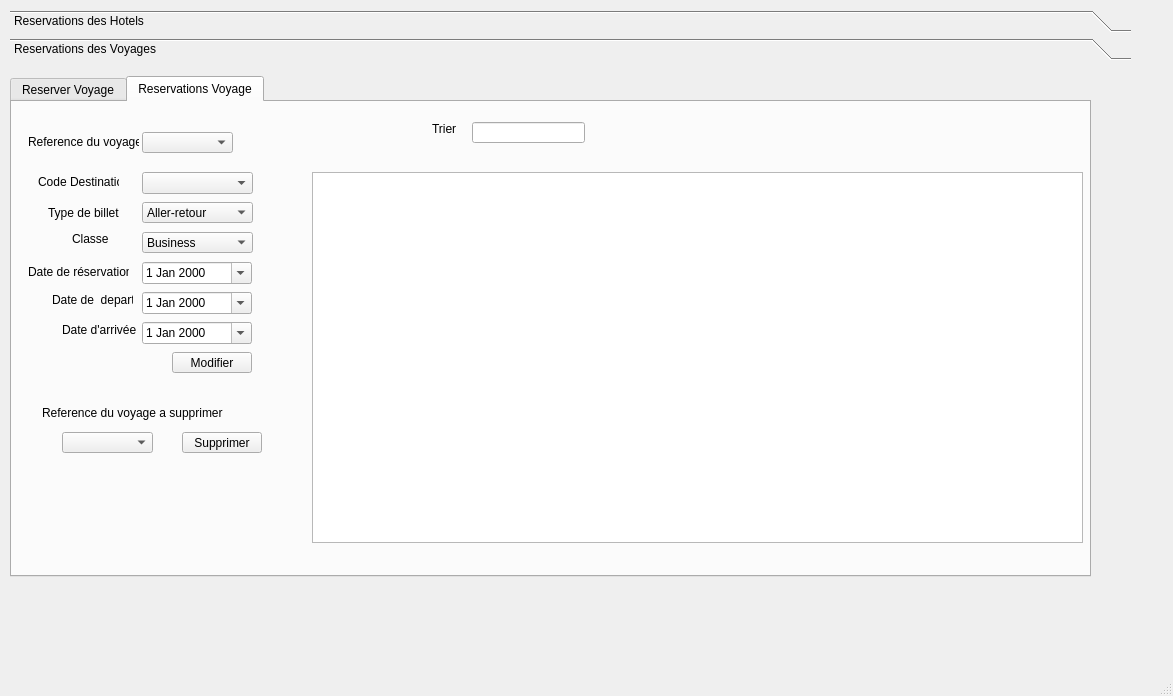
Before: the Qt Designer form mainwindow.ui in BENJOU98/c-Qt, drawn with Qt 5.
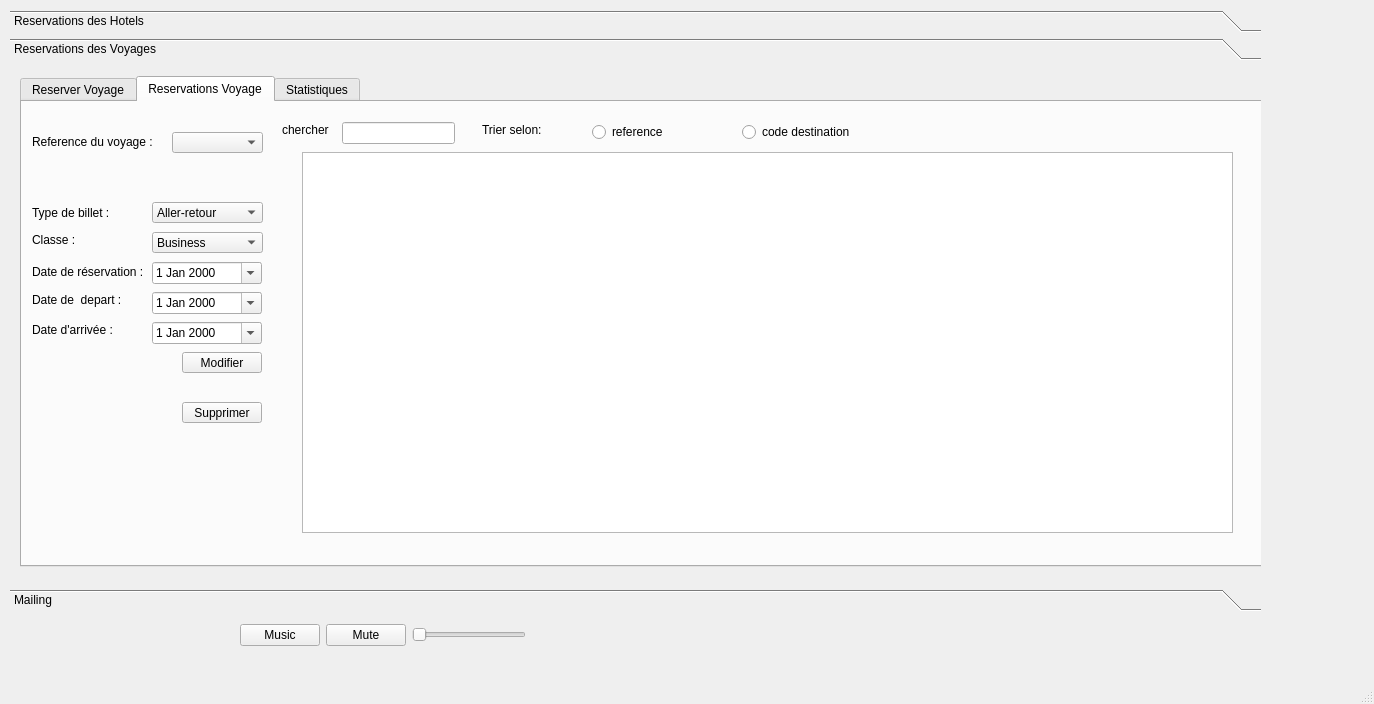
After: the same form once the commit is applied. The open tabs and pages were chosen to show the change. Icons and pictures are not drawn.

Diff of the .ui file:
```diff
--- a/mainwindow.ui
+++ b/mainwindow.ui
@@ -6,23 +6,33 @@
    <rect>
     <x>0</x>
     <y>0</y>
-    <width>1173</width>
-    <height>696</height>
+    <width>1374</width>
+    <height>704</height>
    </rect>
   </property>
   <property name="windowTitle">
    <string>MainWindow</string>
   </property>
+  <property name="styleSheet">
+   <string notr="true">MainWindow
+{
+Background-image :url(:/img/imgae.jpg)
+
+}</string>
+  </property>
   <widget class="QWidget" name="centralwidget">
    <widget class="QToolBox" name="toolBox">
     <property name="geometry">
      <rect>
       <x>10</x>
       <y>10</y>
-      <width>1121</width>
-      <height>641</height>
+      <width>1251</width>
+      <height>601</height>
      </rect>
     </property>
+    <property name="styleSheet">
+     <string notr="true"/>
+    </property>
     <property name="currentIndex">
      <number>1</number>
     </property>
@@ -458,8 +468,8 @@
       <rect>
        <x>0</x>
        <y>0</y>
-       <width>1121</width>
-       <height>579</height>
+       <width>1251</width>
+       <height>508</height>
       </rect>
      </property>
      <attribute name="label">
@@ -468,10 +478,10 @@
      <widget class="QTabWidget" name="tabWidget">
       <property name="geometry">
        <rect>
-        <x>0</x>
+        <x>10</x>
         <y>10</y>
-        <width>1081</width>
-        <height>501</height>
+        <width>1321</width>
+        <height>491</height>
        </rect>
       </property>
       <property name="currentIndex">
@@ -724,40 +734,30 @@
        <widget class="QTableView" name="tabresvoyage">
         <property name="geometry">
          <rect>
-          <x>300</x>
-          <y>70</y>
-          <width>771</width>
-          <height>371</height>
+          <x>280</x>
+          <y>50</y>
+          <width>931</width>
+          <height>381</height>
          </rect>
         </property>
        </widget>
        <widget class="QLabel" name="label_14">
         <property name="geometry">
          <rect>
-          <x>420</x>
-          <y>20</y>
-          <width>47</width>
-          <height>13</height>
-         </rect>
-        </property>
-        <property name="text">
-         <string>Trier</string>
-        </property>
-       </widget>
-       <widget class="QLineEdit" name="chercher_trier_rv">
-        <property name="geometry">
-         <rect>
           <x>460</x>
           <y>20</y>
-          <width>113</width>
-          <height>21</height>
+          <width>81</width>
+          <height>16</height>
          </rect>
         </property>
+        <property name="text">
+         <string>Trier selon:</string>
+        </property>
        </widget>
        <widget class="QComboBox" name="reference_voyage_combo">
         <property name="geometry">
          <rect>
-          <x>130</x>
+          <x>150</x>
           <y>30</y>
           <width>91</width>
           <height>21</height>
@@ -767,66 +767,40 @@
        <widget class="QLabel" name="label_22">
         <property name="geometry">
          <rect>
-          <x>16</x>
+          <x>10</x>
           <y>30</y>
-          <width>111</width>
+          <width>131</width>
           <height>20</height>
          </rect>
         </property>
         <property name="text">
-         <string>Reference du voyage</string>
-        </property>
-       </widget>
-       <widget class="QLabel" name="label_26">
-        <property name="geometry">
-         <rect>
-          <x>26</x>
-          <y>70</y>
-          <width>81</width>
-          <height>20</height>
-         </rect>
-        </property>
-        <property name="text">
-         <string>Code Destination</string>
-        </property>
-       </widget>
-       <widget class="QComboBox" name="codedestination_rv_modif">
-        <property name="geometry">
-         <rect>
-          <x>130</x>
-          <y>70</y>
-          <width>111</width>
-          <height>22</height>
-         </rect>
-        </property>
-        <property name="currentText">
-         <string/>
+         <string>Reference du voyage :</string>
         </property>
        </widget>
        <widget class="QLabel" name="label_27">
         <property name="geometry">
          <rect>
-          <x>36</x>
+          <x>10</x>
           <y>100</y>
-          <width>71</width>
+          <width>91</width>
           <height>21</height>
          </rect>
         </property>
         <property name="text">
-         <string>Type de billet</string>
+         <string>Type de billet :</string>
         </property>
        </widget>
        <widget class="QLabel" name="label_28">
         <property name="geometry">
          <rect>
-          <x>60</x>
+          <x>10</x>
           <y>130</y>
-          <width>47</width>
-          <height>13</height>
+          <width>71</width>
+          <height>16</height>
          </rect>
         </property>
         <property name="text">
-         <string>Classe</string>
+         <string>Classe :</string>
         </property>
        </widget>
        <widget class="QComboBox" name="typebillet_rv_modif">
@@ -907,27 +881,27 @@
        <widget class="QLabel" name="label_29">
         <property name="geometry">
          <rect>
-          <x>40</x>
+          <x>10</x>
           <y>190</y>
-          <width>81</width>
+          <width>101</width>
           <height>16</height>
          </rect>
         </property>
         <property name="text">
-         <string>Date de  depart</string>
+         <string>Date de  depart :</string>
         </property>
        </widget>
        <widget class="QLabel" name="label_30">
         <property name="geometry">
          <rect>
-          <x>16</x>
+          <x>10</x>
           <y>160</y>
-          <width>101</width>
+          <width>121</width>
           <height>20</height>
          </rect>
         </property>
         <property name="text">
-         <string>Date de réservation</string>
+         <string>Date de réservation :</string>
         </property>
        </widget>
        <widget class="QDateEdit" name="datearrivee_rv_modif">
@@ -946,14 +920,14 @@
        <widget class="QLabel" name="label_31">
         <property name="geometry">
          <rect>
-          <x>50</x>
+          <x>10</x>
           <y>220</y>
-          <width>81</width>
+          <width>101</width>
           <height>16</height>
          </rect>
         </property>
         <property name="text">
-         <string>Date d'arrivée</string>
+         <string>Date d'arrivée :</string>
         </property>
        </widget>
        <widget class="QPushButton" name="rv_modifier">
@@ -969,11 +943,11 @@
          <string>Modifier</string>
         </property>
        </widget>
-       <widget class="QPushButton" name="pushButton">
+       <widget class="QPushButton" name="supprimer_rv">
         <property name="geometry">
          <rect>
-          <x>170</x>
-          <y>330</y>
+          <x>160</x>
+          <y>300</y>
           <width>80</width>
           <height>21</height>
          </rect>
@@ -982,32 +956,265 @@
          <string>Supprimer</string>
         </property>
        </widget>
-       <widget class="QComboBox" name="referencevoyage_supprimer">
+       <widget class="QRadioButton" name="radioButton">
         <property name="geometry">
          <rect>
-          <x>50</x>
-          <y>330</y>
-          <width>91</width>
-          <height>21</height>
+          <x>570</x>
+          <y>20</y>
+          <width>95</width>
+          <height>20</height>
          </rect>
         </property>
+        <property name="text">
+         <string>reference</string>
+        </property>
        </widget>
-       <widget class="QLabel" name="label_32">
+       <widget class="QRadioButton" name="radioButton_2">
         <property name="geometry">
          <rect>
-          <x>30</x>
-          <y>300</y>
-          <width>221</width>
-          <height>21</height>
+          <x>720</x>
+          <y>20</y>
+          <width>121</width>
+          <height>20</height>
          </rect>
         </property>
         <property name="text">
-         <string>Reference du voyage a supprimer</string>
+         <string>code destination</string>
         </property>
        </widget>
+       <widget class="QLabel" name="label_34">
+        <property name="geometry">
+         <rect>
+          <x>260</x>
+          <y>20</y>
+          <width>55</width>
+          <height>16</height>
+         </rect>
+        </property>
+        <property name="text">
+         <string>chercher </string>
+        </property>
+       </widget>
+       <widget class="QLineEdit" name="chercher_trier_rv">
+        <property name="geometry">
+         <rect>
+          <x>320</x>
+          <y>20</y>
+          <width>113</width>
+          <height>22</height>
+         </rect>
+        </property>
+       </widget>
       </widget>
+      <widget class="QWidget" name="tab_2">
+       <attribute name="title">
+        <string>Statistiques</string>
+       </attribute>
+       <widget class="QPushButton" name="stat_bushonputt">
+        <property name="geometry">
+         <rect>
+          <x>270</x>
+          <y>110</y>
+          <width>261</width>
+          <height>141</height>
+         </rect>
+        </property>
+        <property name="text">
+         <string>Voir les Statistiques</string>
+        </property>
+       </widget>
+      </widget>
      </widget>
     </widget>
+    <widget class="QWidget" name="page">
+     <property name="geometry">
+      <rect>
+       <x>0</x>
+       <y>0</y>
+       <width>1251</width>
+       <height>508</height>
+      </rect>
+     </property>
+     <attribute name="label">
+      <string>Mailing</string>
+     </attribute>
+     <widget class="QWidget" name="layoutWidget_2">
+      <property name="geometry">
+       <rect>
+        <x>663</x>
+        <y>420</y>
+        <width>242</width>
+        <height>30</height>
+       </rect>
+      </property>
+      <layout class="QHBoxLayout" name="horizontalLayout"/>
+     </widget>
+     <widget class="QWidget" name="layoutWidget_3">
+      <property name="geometry">
+       <rect>
+        <x>120</x>
+        <y>10</y>
+        <width>631</width>
+        <height>391</height>
+       </rect>
+      </property>
+      <layout class="QFormLayout" name="formLayout">
+       <property name="fieldGrowthPolicy">
+        <enum>QFormLayout::ExpandingFieldsGrow</enum>
+       </property>
+       <property name="rowWrapPolicy">
+        <enum>QFormLayout::WrapLongRows</enum>
+       </property>
+       <property name="verticalSpacing">
+        <number>9</number>
+       </property>
+       <item row="2" column="0">
+        <widget class="QLabel" name="label_8">
+         <property name="text">
+          <string>Server port:</string>
+         </property>
+        </widget>
+       </item>
+       <item row="3" column="0">
+        <widget class="QLabel" name="label_16">
+         <property name="text">
+          <string>Username:</string>
+         </property>
+        </widget>
+       </item>
+       <item row="4" column="0">
+        <widget class="QLabel" name="label_18">
+         <property name="text">
+          <string>Password:</string>
+         </property>
+        </widget>
+       </item>
+       <item row="5" column="0">
+        <widget class="QLabel" name="label_26">
+         <property name="text">
+          <string>Recipant to:</string>
+         </property>
+        </widget>
+       </item>
+       <item row="6" column="0">
+        <widget class="QLabel" name="label_32">
+         <property name="text">
+          <string>Subject:</string>
+         </property>
+        </widget>
+       </item>
+       <item row="7" column="0">
+        <widget class="QLabel" name="label_33">
+         <property name="text">
+          <string>Message:</string>
+         </property>
+        </widget>
+       </item>
+       <item row="0" column="1">
+        <widget class="QLineEdit" name="server">
+         <property name="text">
+          <string>smtp.gmail.com</string>
+         </property>
+        </widget>
+       </item>
+       <item row="2" column="1">
+        <widget class="QLineEdit" name="port">
+         <property name="text">
+          <string>465</string>
+         </property>
+        </widget>
+       </item>
+       <item row="3" column="1">
+        <widget class="QLineEdit" name="uname"/>
+       </item>
+       <item row="4" column="1">
+        <widget class="QLineEdit" name="paswd">
+         <property name="inputMask">
+          <string/>
+         </property>
+         <property name="echoMode">
+          <enum>QLineEdit::Password</enum>
+         </property>
+        </widget>
+       </item>
+       <item row="5" column="1">
+        <widget class="QLineEdit" name="rcpt"/>
+       </item>
+       <item row="6" column="1">
+        <widget class="QLineEdit" name="subject"/>
+       </item>
+       <item row="7" column="1">
+        <widget class="QPlainTextEdit" name="msg"/>
+       </item>
+       <item row="1" column="0">
+        <widget class="QLabel" name="label_2">
+         <property name="text">
+          <string>Smtp-server:</string>
+         </property>
+        </widget>
+       </item>
+      </layout>
+     </widget>
+     <widget class="QPushButton" name="exitBtn">
+      <property name="geometry">
+       <rect>
+        <x>790</x>
+        <y>420</y>
+        <width>93</width>
+        <height>28</height>
+       </rect>
+      </property>
+      <property name="text">
+       <string>Exit</string>
+      </property>
+     </widget>
+     <widget class="QPushButton" name="sendBtn">
+      <property name="geometry">
+       <rect>
+        <x>690</x>
+        <y>420</y>
+        <width>93</width>
+        <height>28</height>
+       </rect>
+      </property>
+      <property name="text">
+       <string>Send</string>
+      </property>
+     </widget>
+    </widget>
+   </widget>
+   <widget class="QWidget" name="layoutWidget">
+    <property name="geometry">
+     <rect>
+      <x>240</x>
+      <y>620</y>
+      <width>286</width>
+      <height>30</height>
+     </rect>
+    </property>
+    <layout class="QHBoxLayout" name="horizontalLayout_6">
+     <item>
+      <widget class="QPushButton" name="pushButton">
+       <property name="text">
+        <string>Music</string>
+       </property>
+      </widget>
+     </item>
+     <item>
+      <widget class="QPushButton" name="pushButton_2">
+       <property name="text">
+        <string>Mute</string>
+       </property>
+      </widget>
+     </item>
+     <item>
+      <widget class="QSlider" name="horizontalSlider_2">
+       <property name="orientation">
+        <enum>Qt::Horizontal</enum>
+       </property>
+      </widget>
+     </item>
+    </layout>
    </widget>
   </widget>
   <widget class="QMenuBar" name="menubar">
```
Left out of the diff: 253 changed lines with no effect on the pictures.
